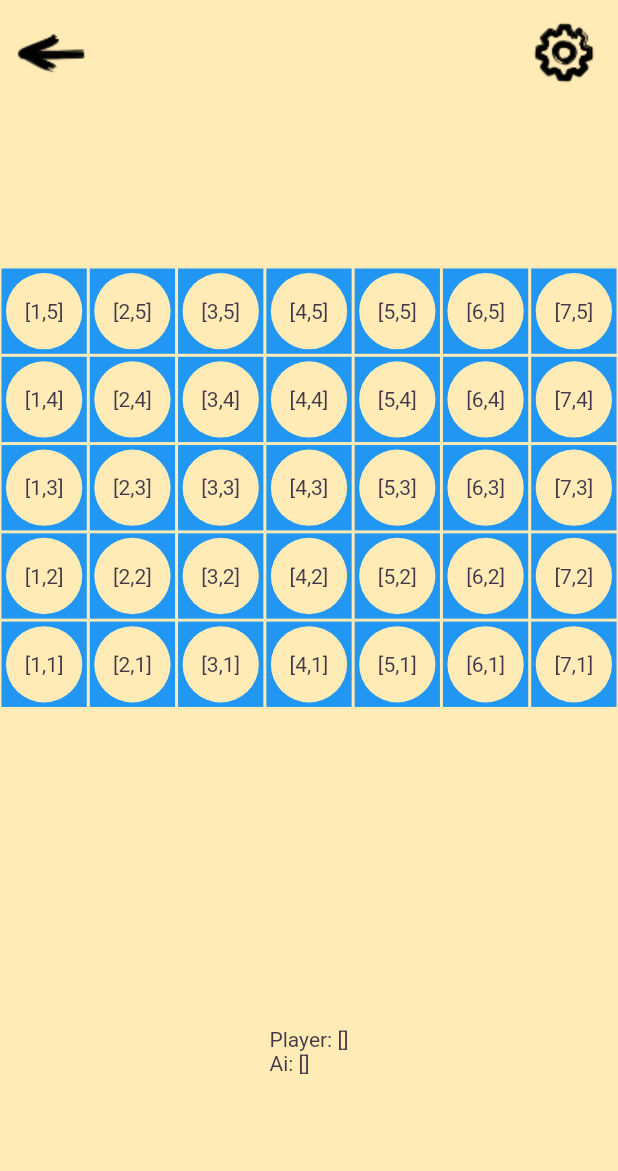
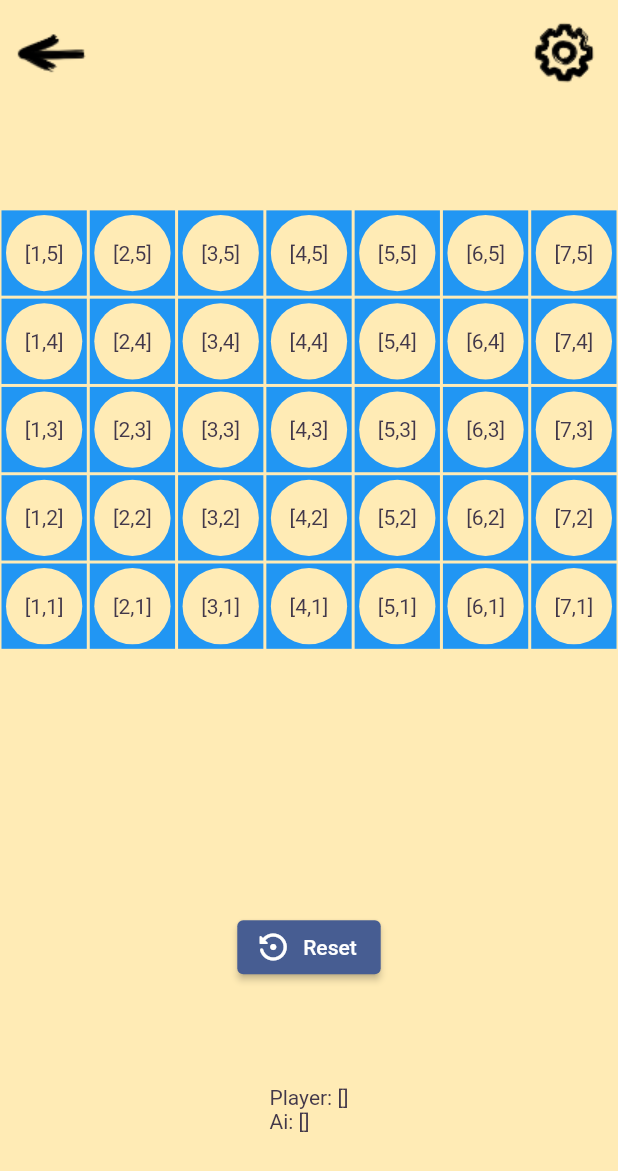
Before and after one commit to davefaliskie/connect_four, a Flutter app: the screen it shows after launch, after a tap on "Play", on a phone screen of 412 x 824 dp. Shown: the top 1171 px of the screen. Run offline on Flutter 3.47's test engine with Material 2 defaults, Android fonts, the phone set to English and light mode, and no system bars; our stand-ins replace audioplayers, firebase_core, firebase_crashlytics, go_router, google_mobile_ads, in_app_purchase and 1 more; missing offline and left inert: games_services; accounts and stored records are empty.

Commit message:
add reset button

```diff
--- a/lib/src/game_internals/board_state.dart
+++ b/lib/src/game_internals/board_state.dart
@@ -10,6 +10,12 @@
 
   BoardState({required this.boardSetting});
 
+  void clearBoard() {
+    playerTaken.clear();
+    playerTaken.clear();
+    notifyListeners();
+  }
+
   void makeMove(Tile tile) {
     playerTaken.add(tile);
     notifyListeners();
--- a/lib/src/play_session/play_session_screen.dart
+++ b/lib/src/play_session/play_session_screen.dart
@@ -69,8 +69,7 @@
           body: SafeArea(
             child: Stack(
               children: [
-                Builder(
-                  builder: (context) {
+                Builder(builder: (context) {
                   return Center(
                     // This is the entirety of the "game".
                     child: Column(
@@ -102,6 +101,17 @@
                         const Spacer(),
                         GameBoard(boardSetting: boardSetting),
                         const Spacer(),
+                        ElevatedButton.icon(
+                          onPressed: () {
+                            context.read<BoardState>().clearBoard();
+                          },
+                          icon: Icon(
+                            Icons.settings_backup_restore_rounded,
+                            size: 24.0,
+                          ),
+                          label: Text("Reset"),
+                        ),
+                        const Spacer(),
                         Consumer<BoardState>(
                             builder: (context, boardState, child) {
                           return Column(
@@ -116,8 +126,7 @@
                       ],
                     ),
                   );
-                  }
-                ),
+                }),
                 SizedBox.expand(
                   child: Visibility(
                     visible: _duringCelebration,
```
Lines whose indentation alone changed are shown as unchanged.
